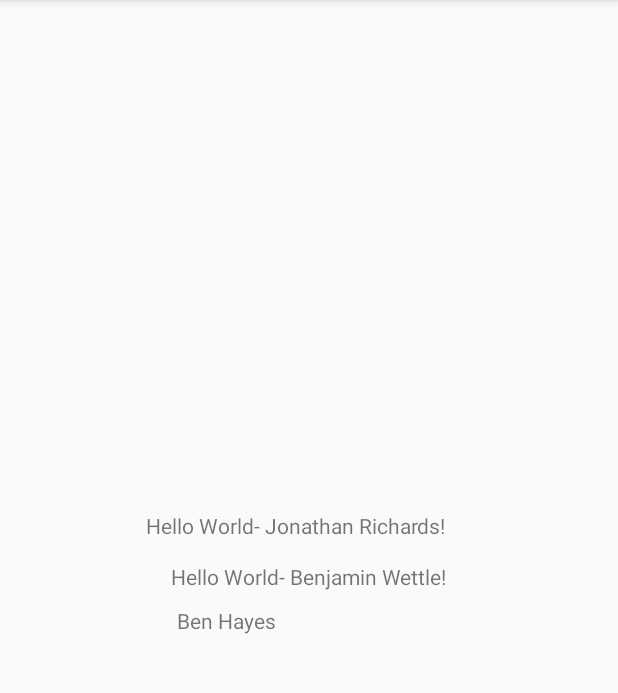
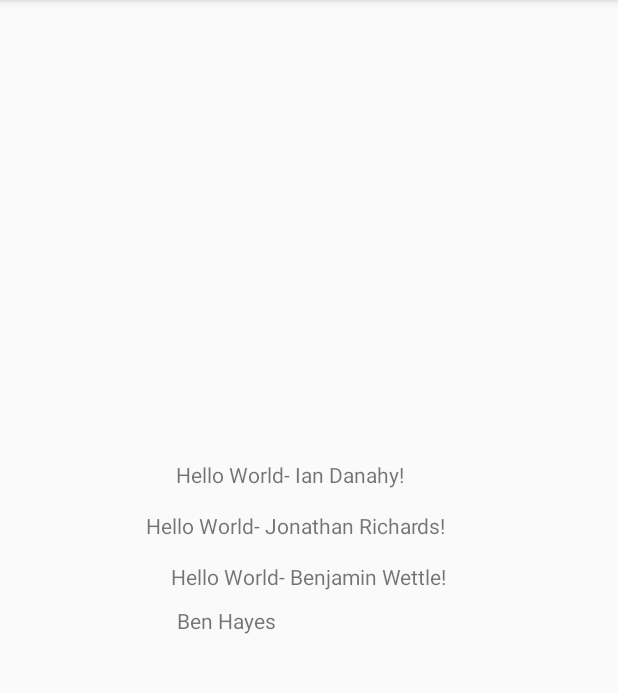
Before and after one commit to bmwettle/TheHealthyCatApp, an Android app: the screen it shows after launch (MainActivity), on a phone screen of 412 x 824 dp, the part 84-777 px from its top. Run offline under Robolectric (Android 15) with nearby library versions, the phone set to English and light mode, and no system bars.

Commit message:
Added my name to app

```diff
--- a/app/src/main/res/layout/activity_main.xml
+++ b/app/src/main/res/layout/activity_main.xml
@@ -17,6 +17,18 @@
         app:layout_constraintRight_toRightOf="parent"
         app:layout_constraintTop_toTopOf="parent"
         app:layout_constraintVertical_bias="0.455" />
+
+    <TextView
+        android:id="@+id/tv"
+        android:layout_width="wrap_content"
+        android:layout_height="wrap_content"
+        android:text="Hello World- Ian Danahy!"
+        app:layout_constraintBottom_toBottomOf="parent"
+        app:layout_constraintHorizontal_bias="0.45"
+        app:layout_constraintLeft_toLeftOf="parent"
+        app:layout_constraintRight_toRightOf="parent"
+        app:layout_constraintTop_toTopOf="parent"
+        app:layout_constraintVertical_bias="0.41" />
 
     <LinearLayout
         android:id="@+id/linearLayout"
```
